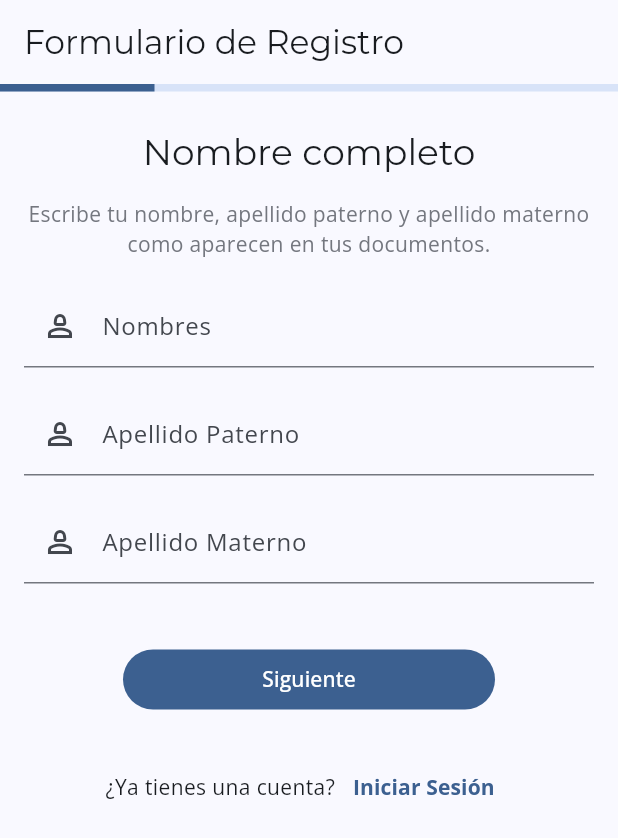
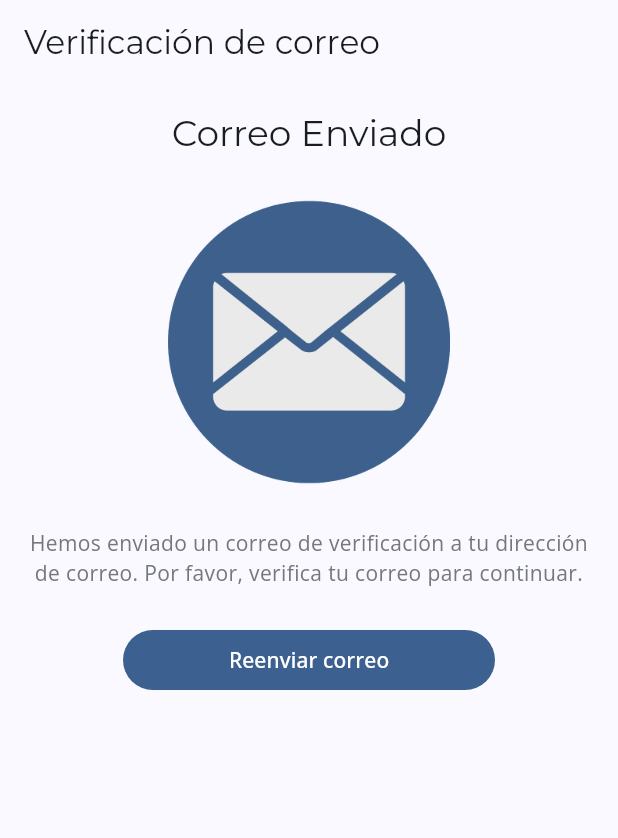
Before and after one commit to RazFernandez/club_steam_app, a Flutter app: the screen it shows after launch, on a phone screen of 412 x 824 dp. Shown: the top 838 px of the screen. Run offline on Flutter 3.47's test engine with Material 3 defaults, Android fonts, the phone set to English and light mode, and no system bars; our stand-ins replace cloud_firestore, firebase_auth, firebase_core, firebase_crashlytics, fluttertoast, google_fonts and 1 more; accounts and stored records are empty.

Commit message:
⭐ feat: New InfoCard widget added to make it reusable across the app

```diff
--- a/lib/main.dart
+++ b/lib/main.dart
@@ -4,6 +4,7 @@ import 'package:club_steam_app/views/login_workflow/registration_email/registrat
 import 'package:club_steam_app/views/login_workflow/registration_email/profileImage.dart';
 import 'package:club_steam_app/views/login_workflow/registration_email/register.dart';
 import 'package:club_steam_app/widgets/Forms/registerForm.dart';
+import 'package:club_steam_app/views/login_workflow/registration_email/verificationEmail_view.dart';
 import 'package:flutter/material.dart';
 import 'utils/util.dart';
 import 'utils/theme.dart';
@@ -43,7 +44,7 @@ class MyApp extends StatelessWidget {
     return MaterialApp(
       title: 'Club Steam',
       theme: brightness == Brightness.light ? theme.light() : theme.dark(),
-      home: RegisterFormView(),
+      home: VerificationemailView(),
     );
   }
 
--- /dev/null
+++ b/lib/utils/strings/verification_email_strings.dart
@@ -0,0 +1,10 @@
+// Summary: Strings used in the verification email screen.
+
+const String emailVerificationDescription =
+    "Hemos enviado un correo de verificación a tu dirección de correo. Por favor, verifica tu correo para continuar.";
+
+const String accountVerifiedDescription =
+    "Tu cuenta ha sido verificada exitosamente. Ahora puedes iniciar sesión.";
+
+const String accountNotVerifiedDescription =
+    "Tu cuenta no ha sido verificada. Por favor, verifica tu correo para continuar.";
--- /dev/null
+++ b/lib/views/login_workflow/registration_email/verificationEmail_view.dart
@@ -0,0 +1,101 @@
+import 'package:flutter/material.dart';
+import 'dart:developer';
+import 'package:club_steam_app/widgets/Buttons/sizableButtom.dart';
+import 'package:club_steam_app/utils/strings/verification_email_strings.dart';
+import 'package:club_steam_app/widgets/PlainText/descriptionText.dart';
+import 'package:club_steam_app/widgets/PlainText/titleText.dart';
+import 'package:club_steam_app/widgets/Graphics/InfoCard.dart';
+
+class VerificationemailView extends StatefulWidget {
+  const VerificationemailView({super.key});
+
+  @override
+  State<VerificationemailView> createState() => _VerificationemailViewState();
+}
+
+class _VerificationemailViewState extends State<VerificationemailView> {
+  // Size of the buttons
+  final double largeButtonSize = 248;
+  final double mediumButtonsSize = 144;
+  final double smallButtonsSize = 120;
+
+  // Index of the view to be displayed
+  int indexView = 0;
+
+  // Visibility of the buttons (Initial state)
+  bool isButtonValidarCuentaVisible = true;
+  bool isButtonIniciarSesionVisible = false;
+  bool isButtonReenviarCorreoVisible = false;
+
+  // Widgets to be displayed (Images)
+  final Widget emailIcon =
+      Image.asset('lib/assets/imgs/Email_Icon.png', height: 200);
+
+  final Widget checkIcon =
+      Image.asset('lib/assets/imgs/Check_Icon.png', height: 200);
+
+  final Widget errorIcon =
+      Image.asset('lib/assets/imgs/Error_Icon.png', height: 200);
+
+  // Method to set the visibility of the images
+
+  // Method to set the visibility of the buttons
+  void _setButtonVisibility() {
+    setState(() {
+      switch (indexView) {
+        case 0:
+          isButtonValidarCuentaVisible = true;
+          isButtonIniciarSesionVisible = false;
+          isButtonReenviarCorreoVisible = false;
+          break;
+        case 1:
+          isButtonValidarCuentaVisible = false;
+          isButtonIniciarSesionVisible = true;
+          isButtonReenviarCorreoVisible = false;
+          break;
+        case 2:
+          isButtonValidarCuentaVisible = false;
+          isButtonIniciarSesionVisible = false;
+          isButtonReenviarCorreoVisible = true;
+          break;
+        default:
+          log("The index is not valid");
+      }
+    });
+  }
+
+  @override
+  Widget build(BuildContext context) {
+    return Scaffold(
+      appBar: AppBar(
+        title: Text("Verificación de correo"),
+      ),
+      body: SingleChildScrollView(
+        child: Padding(
+          padding: const EdgeInsets.all(16.0),
+          child: Column(
+            mainAxisAlignment: MainAxisAlignment.center,
+            children: [
+              IndexedStack(
+                index: indexView,
+                children: [
+                  Infocard(
+                      title: 'Correo Enviado',
+                      iconImageAsset: 'lib/assets/imgs/Email_Icon.png',
+                      description: emailVerificationDescription),
+                  checkIcon,
+                  errorIcon,
+                ],
+              ),
+              SizableButton(
+                  onPressed: () {},
+                  text: "Reenviar correo",
+                  width: largeButtonSize,
+                  typeOfButton: ButtonType.filledButton),
+            ],
+          ),
+        ),
+      ),
+    );
+  }
+}
--- /dev/null
+++ b/lib/widgets/Graphics/InfoCard.dart
@@ -0,0 +1,34 @@
+import 'package:flutter/material.dart';
+import 'package:club_steam_app/utils/strings/verification_email_strings.dart';
+import 'package:club_steam_app/widgets/PlainText/descriptionText.dart';
+import 'package:club_steam_app/widgets/PlainText/titleText.dart';
+
+class Infocard extends StatelessWidget {
+  final String? title; // Optional title
+  final String iconImageAsset; // Icon asset
+  final String description;
+  final double? heightImageAsset; // Optional description
+
+  const Infocard({
+    super.key,
+    this.title,
+    required this.iconImageAsset,
+    required this.description,
+    this.heightImageAsset,
+  });
+
+  @override
+  Widget build(BuildContext context) {
+    return Column(
+      crossAxisAlignment: CrossAxisAlignment.center,
+      children: [
+        if (title != null) TitleText(text: title!),
+        SizedBox(height: 24),
+        Image.asset(iconImageAsset, height: heightImageAsset ?? 200),
+        SizedBox(height: 24),
+        DescriptionText(text: description),
+        SizedBox(height: 24),
+      ],
+    );
+  }
+}
--- a/pubspec.yaml
+++ b/pubspec.yaml
@@ -77,6 +77,9 @@ flutter:
     - lib/assets/icon/google_icon.png
     - lib/assets/imgs/Upload_File_Icon.png
     - lib/assets/imgs/Profile_Icon.png
+    - lib/assets/imgs/Email_Icon.png
+    - lib/assets/imgs/Check_Icon.png
+    - lib/assets/imgs/Error_Icon.png
 
   # An image asset can refer to one or more resolution-specific "variants", see
   # https://flutter.dev/to/resolution-aware-images
```
Also changed, not shown: lib/assets/imgs/Check_Icon.png (added), lib/assets/imgs/Email_Icon.png (added), lib/assets/imgs/Error_Icon.png (added).
